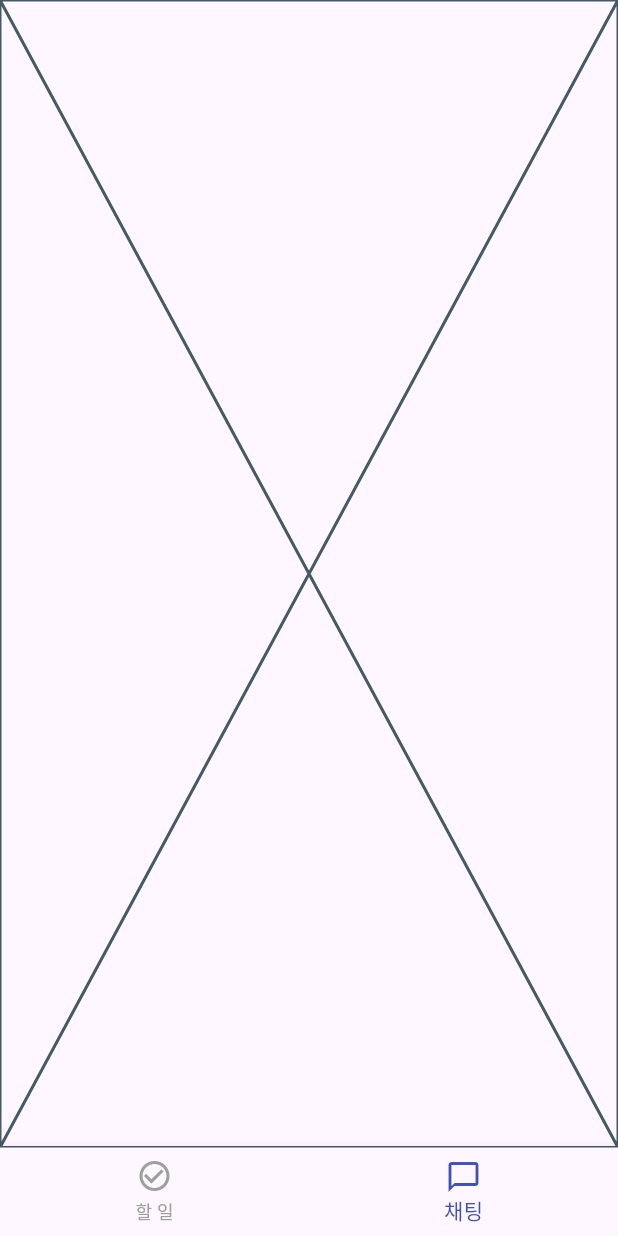
After one commit to Salkogi07/chungju_lecture, a Flutter app: the MainTabPage screen opened by its route, item 2 of the bottom bar chosen, on a phone screen of 412 x 824 dp. The commit adds this screen. Run offline on Flutter 3.47's test engine with Material 3 defaults, Android fonts, the phone set to English and light mode, and no system bars; our stand-ins replace flutter_dotenv, shared_preferences, supabase_flutter; accounts and stored records are empty; network calls fail.

Commit message:
tab_page

```diff
--- /dev/null
+++ b/lib/chat_page.dart
@@ -0,0 +1,15 @@
+import 'package:flutter/material.dart';
+
+class ChatPage extends StatefulWidget {
+  const ChatPage({super.key});
+
+  @override
+  State<ChatPage> createState() => _ChatPageState();
+}
+
+class _ChatPageState extends State<ChatPage> {
+  @override
+  Widget build(BuildContext context) {
+    return const Placeholder();
+  }
+}
--- a/lib/login_page.dart
+++ b/lib/login_page.dart
@@ -24,7 +24,7 @@ class _LoginPageState extends State<LoginPage> {
       );
 
       if (response.user != null) {
-        Navigator.pushReplacementNamed(context, '/todo-remote');
+        Navigator.pushReplacementNamed(context, '/main');
       }
     } catch (e){
       ScaffoldMessenger.of(context).showSnackBar(
--- a/lib/main.dart
+++ b/lib/main.dart
@@ -1,4 +1,5 @@
 import 'package:chungju_lecture/login_page.dart';
+import 'package:chungju_lecture/main_tab_page.dart';
 import 'package:chungju_lecture/signup_page.dart';
 import 'package:chungju_lecture/splash_page.dart';
 import 'package:chungju_lecture/todo_local_page.dart';
@@ -38,6 +39,7 @@ class MyApp extends StatelessWidget {
       ),
       routes: {
         '/': (context) => const SplashPage(),
+        '/main': (context) => const MainTabPage(),
         '/todo-local': (context) => const TodoLocalPage(),
         '/todo-remote': (context) => const TodoRemotePage(),
         '/login': (context) => const LoginPage(),
--- /dev/null
+++ b/lib/main_tab_page.dart
@@ -0,0 +1,43 @@
+import 'package:chungju_lecture/todo_remote.dart';
+import 'package:chungju_lecture/chat_page.dart';
+import 'package:flutter/material.dart';
+
+class MainTabPage extends StatefulWidget {
+  const MainTabPage({super.key});
+
+  @override
+  State<MainTabPage> createState() => _MainTabPageState();
+}
+
+class _MainTabPageState extends State<MainTabPage> {
+  int _selectedIndex = 0;
+  final List<Widget> _page = const [
+    TodoRemotePage(),
+    ChatPage()
+  ];
+
+  @override
+  Widget build(BuildContext context) {
+    return Scaffold(
+      body: _page[_selectedIndex],
+      bottomNavigationBar: BottomNavigationBar(
+        currentIndex: _selectedIndex,
+        onTap: (index) => setState(() {
+          _selectedIndex = index;
+        }),
+        selectedItemColor: Colors.indigo,
+        unselectedItemColor: Colors.grey,
+        items: const [
+          BottomNavigationBarItem(
+            icon: Icon(Icons.check_circle_outline),
+            label: '할 일'
+          ),
+          BottomNavigationBarItem(
+              icon: Icon(Icons.chat_bubble_outline),
+              label: '채팅'
+          )
+        ],
+      ),
+    );
+  }
+}
--- a/lib/splash_page.dart
+++ b/lib/splash_page.dart
@@ -24,7 +24,7 @@ class _SplashPageState extends State<SplashPage> {
     if(!mounted) return;
 
     if(user != null){
-      Navigator.pushReplacementNamed(context, '/todo-remote');
+      Navigator.pushReplacementNamed(context, '/main');
     } else {
       Navigator.pushReplacementNamed(context, '/login');
     }
```
Also changed, not shown: lib/todo_remote.dart (+8 -1 lines).
